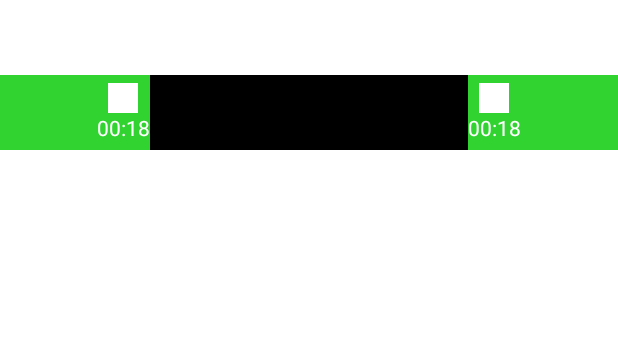
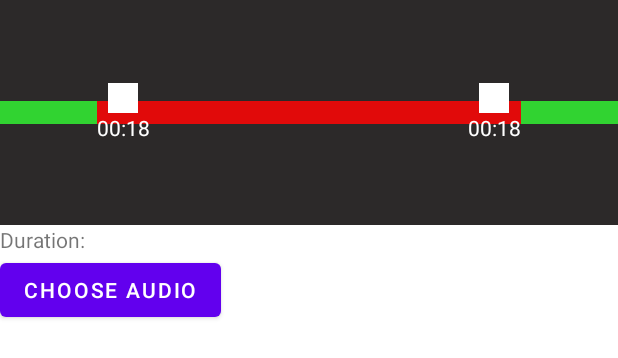
Before and after one commit to randauto/FFMpeg-Learning, an Android app: the layout activity_main2.xml on its own in the app's theme, with its tools: preview values and no code run, on a phone screen of 412 x 824 dp. Shown: the top 358 px of the screen. Run offline under Robolectric (Android 15) with nearby library versions, the phone set to English and light mode, and no system bars.

Commit message:
improve code

```diff
--- a/app/src/main/res/layout/activity_main2.xml
+++ b/app/src/main/res/layout/activity_main2.xml
@@ -3,31 +3,38 @@
     xmlns:tools="http://schemas.android.com/tools"
     android:layout_width="match_parent"
     android:layout_height="match_parent"
-    android:orientation="horizontal"
+    android:orientation="vertical"
     tools:context=".MainActivity">
 
     <FrameLayout
         android:id="@+id/viewRoot"
         android:layout_width="match_parent"
         android:layout_height="150dp"
+        android:background="#2C2929"
         android:gravity="center_vertical"
         android:orientation="horizontal">
 
         <View
             android:id="@+id/viewGradient"
             android:layout_width="match_parent"
-            android:layout_height="50dp"
+            android:layout_height="15dp"
             android:layout_gravity="center"
-            android:background="@color/black" />
+            android:background="#E10A0A" />
 
         <org.g3.ffmpeglearning.views.MyRelativeLayout
             android:id="@+id/viewStart"
             android:layout_width="100dp"
             android:layout_height="50dp"
             android:layout_gravity="center_vertical|start"
-            android:background="#31D331"
             android:gravity="center_vertical"
             android:orientation="horizontal">
+
+            <View
+                android:layout_toStartOf="@+id/viewStartDrag"
+                android:layout_width="wrap_content"
+                android:layout_height="15dp"
+                android:layout_centerInParent="true"
+                android:background="#31D331" />
 
 
             <LinearLayout
@@ -46,6 +53,7 @@
                     android:background="@color/white" />
 
                 <TextView
+                    android:id="@+id/tvStart"
                     android:layout_width="wrap_content"
                     android:layout_height="wrap_content"
                     android:text="00:18"
@@ -60,10 +68,15 @@
             android:layout_width="100dp"
             android:layout_height="50dp"
             android:layout_gravity="center_vertical|end"
-            android:background="#31D331"
             android:gravity="center_vertical"
             android:orientation="horizontal">
 
+            <View
+                android:layout_width="match_parent"
+                android:layout_height="15dp"
+                android:layout_toEndOf="@+id/viewEndDrag"
+                android:layout_centerInParent="true"
+                android:background="#31D331" />
 
             <LinearLayout
                 android:id="@+id/viewEndDrag"
@@ -81,17 +94,28 @@
                     android:background="@color/white" />
 
                 <TextView
+                    android:id="@+id/tvEnd"
                     android:layout_width="wrap_content"
                     android:layout_height="wrap_content"
                     android:text="00:18"
                     android:textColor="@color/white" />
 
             </LinearLayout>
-
         </org.g3.ffmpeglearning.views.MyRelativeLayout>
-
-
     </FrameLayout>
 
 
+    <TextView
+        android:id="@+id/tvDuration"
+        android:layout_width="wrap_content"
+        android:layout_height="wrap_content"
+        android:text="Duration:" />
+
+    <Button
+        android:id="@+id/btnChooseAudio"
+        android:layout_width="wrap_content"
+        android:layout_height="wrap_content"
+        android:text="Choose Audio" />
+
+
 </LinearLayout>
```
Also changed, not shown: app/src/main/java/org/g3/ffmpeglearning/AudioManager.kt (+61 -0 lines), app/src/main/java/org/g3/ffmpeglearning/MainActivity.kt (+119 -18 lines), app/src/main/java/org/g3/ffmpeglearning/ui/TestActivity.kt (+11 -11 lines).
